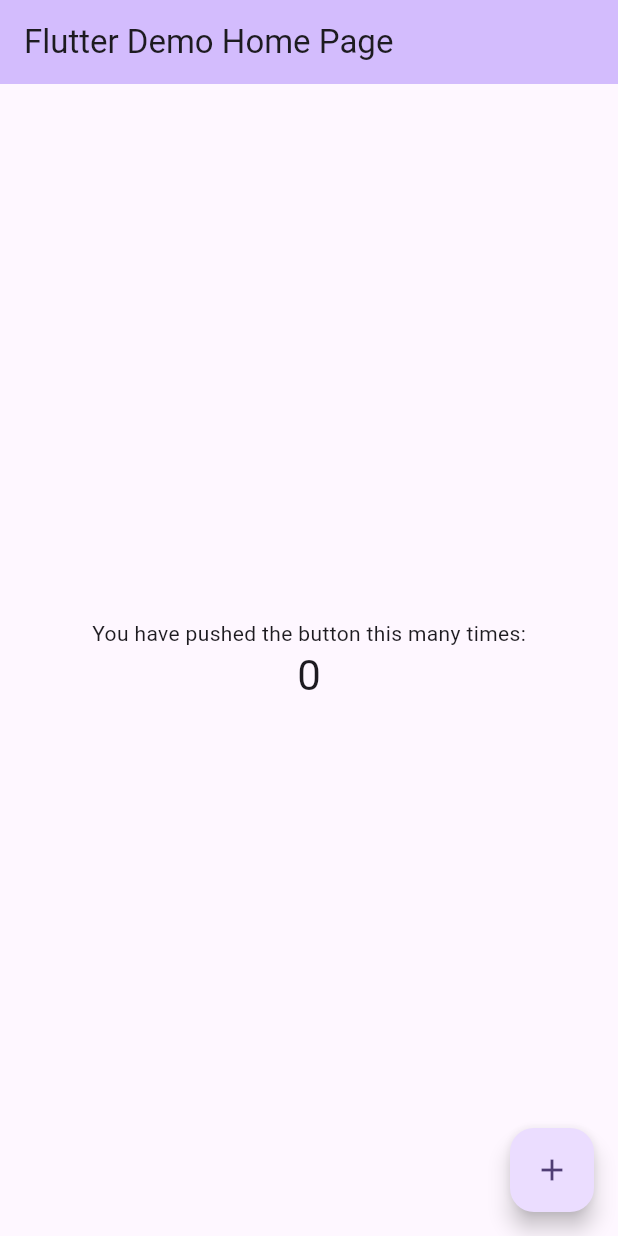
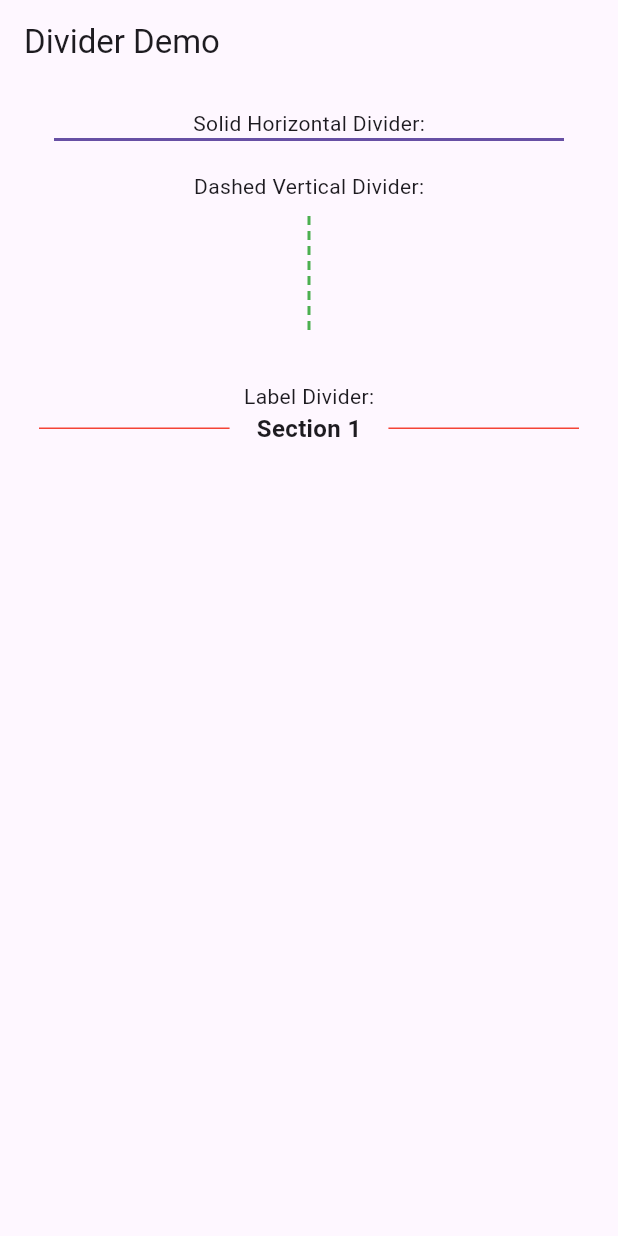
Before and after one commit to WensureJiao/MyDivider, a Flutter app: the screen it shows after launch, on a phone screen of 412 x 824 dp. Run offline on Flutter 3.47's test engine with Material 3 defaults, Android fonts, the phone set to English and light mode, and no system bars.

Commit message:
mydivider 最初版

```diff
--- a/lib/components/divider/divider.dart
+++ b/lib/components/divider/divider.dart
@@ -98,18 +98,29 @@ abstract class AppDividerBase extends StatelessWidget {
     );
   }
   //工厂构造函数，便捷创建带标签的分割线
-  // factory AppDividerBase.label({
-  //   TextStyle? textStyle,
-  //   required String label,
-  //   AppDividerDirections direction = AppDividerDirections.horizontal,
-  //   AppDividerStyles style = AppDividerStyles.solid,
-  //   double? thickness,
-  //   double? indent,
-  //   double? endIndent,
-  //   AppDividerColors color = AppDividerColors.mydefault,
-  // }) {
-  //   return LabelDivider(
-  //     //传递参数
-  //   );
-  // }
+  factory AppDividerBase.label({
+    TextStyle? textStyle,
+    required String label,
+    double? value,
+    AppDividerDirections direction = AppDividerDirections.horizontal,
+    AppDividerStyles style = AppDividerStyles.solid,
+    double? thickness,
+    double? indent,
+    double? endIndent,
+    AppDividerColors color = AppDividerColors.mydefault,
+  }) {
+    return LabelDivider(
+      label: label,
+      labelStyle: textStyle,
+      value: value,
+      direction: direction,
+      style: style,
+      thickness: thickness,
+      indent: indent,
+      endIndent: endIndent,
+      color: color,
+
+      //传递参数
+    );
+  }
 }
--- a/lib/components/divider/label_divider.dart
+++ b/lib/components/divider/label_divider.dart
@@ -1,2 +1,76 @@
-import 'package:divider_myself/components/divider/index.dart';
 import 'package:flutter/widgets.dart';
+import 'package:flutter/material.dart';
+import 'divider.dart';
+import 'normal_divider.dart';
+
+class LabelDivider extends AppDividerBase {
+  final String label; //标签
+  final TextStyle? labelStyle; //标签样式
+
+  const LabelDivider({
+    Key? key,
+    required this.label,
+    this.labelStyle,
+    double? value,
+    AppDividerDirections direction = AppDividerDirections.horizontal,
+    AppDividerStyles style = AppDividerStyles.solid,
+    double? thickness,
+    double? indent,
+    double? endIndent,
+    AppDividerColors color = AppDividerColors.mydefault,
+  }) : super(
+         key: key,
+         value: value,
+         direction: direction,
+         style: style,
+         thickness: thickness,
+         indent: indent,
+         endIndent: endIndent,
+         color: color,
+       );
+
+  @override
+  Widget build(BuildContext context) {
+    //direction转换为Axis,for Flex
+    final newdirection = switch (this.direction) {
+      AppDividerDirections.horizontal => Axis.horizontal,
+      AppDividerDirections.vertical => Axis.vertical,
+    };
+    return Flex(
+      direction: newdirection, //水平或垂直布局
+      children: [
+        Expanded(
+          child: NormalDivider(
+            direction: direction,
+            style: style,
+            thickness: thickness,
+            indent: indent,
+            endIndent: endIndent,
+            color: color,
+            value: value,
+          ),
+        ),
+        Padding(
+          padding: newdirection == Axis.horizontal
+              ? const EdgeInsets.symmetric(horizontal: 8.0)
+              : const EdgeInsets.symmetric(vertical: 8.0),
+          child: Text(
+            label,
+            style: labelStyle ?? TextStyle(color: getColor(context)),
+          ),
+        ),
+        Expanded(
+          child: NormalDivider(
+            direction: direction,
+            style: style,
+            thickness: thickness,
+            indent: indent,
+            endIndent: endIndent,
+            color: color,
+            value: value,
+          ),
+        ),
+      ],
+    );
+  }
+}
--- a/lib/main.dart
+++ b/lib/main.dart
@@ -1,122 +1,59 @@
 import 'package:flutter/material.dart';
 
+import 'components/divider/index.dart';
+
 void main() {
-  runApp(const MyApp());
+  runApp(DividerApp());
 }
 
-class MyApp extends StatelessWidget {
-  const MyApp({super.key});
-
-  // This widget is the root of your application.
+class DividerApp extends StatelessWidget {
   @override
   Widget build(BuildContext context) {
     return MaterialApp(
-      title: 'Flutter Demo',
-      theme: ThemeData(
-        // This is the theme of your application.
-        //
-        // TRY THIS: Try running your application with "flutter run". You'll see
-        // the application has a purple toolbar. Then, without quitting the app,
-        // try changing the seedColor in the colorScheme below to Colors.green
-        // and then invoke "hot reload" (save your changes or press the "hot
-        // reload" button in a Flutter-supported IDE, or press "r" if you used
-        // the command line to start the app).
-        //
-        // Notice that the counter didn't reset back to zero; the application
-        // state is not lost during the reload. To reset the state, use hot
-        // restart instead.
-        //
-        // This works for code too, not just values: Most code changes can be
-        // tested with just a hot reload.
-        colorScheme: ColorScheme.fromSeed(seedColor: Colors.deepPurple),
+      title: 'Divider Demo',
+      theme: ThemeData(primarySwatch: Colors.red),
+      home: Scaffold(
+        appBar: AppBar(title: Text('Divider Demo')),
+        body: Padding(
+          padding: const EdgeInsets.all(16.0),
+          child: Column(
+            crossAxisAlignment: CrossAxisAlignment.center, //居中对齐
+            children: [
+              Text('Solid Horizontal Divider:'),
+              AppDividerBase.horizontal(
+                style: AppDividerStyles.solid,
+                thickness: 2.0,
+                color: AppDividerColors.primary,
+                indent: 20.0,
+                endIndent: 20.0,
+              ),
+              SizedBox(height: 20),
+              Text('Dashed Vertical Divider:'),
+              SizedBox(
+                height: 100,
+                child: AppDividerBase.vertical(
+                  style: AppDividerStyles.dashed,
+                  thickness: 2.0,
+                  color: AppDividerColors.success,
+                  indent: 10.0,
+                  endIndent: 10.0,
+                ),
+              ),
+              SizedBox(height: 20),
+              Text('Label Divider:'),
+              AppDividerBase.label(
+                label: 'Section 1',
+                textStyle: TextStyle(fontSize: 16, fontWeight: FontWeight.bold),
+                style: AppDividerStyles.solid,
+                thickness: 1.0,
+                color: AppDividerColors.danger,
+                indent: 10.0,
+                endIndent: 10.0,
+              ),
+            ],
+          ),
+        ),
       ),
-      home: const MyHomePage(title: 'Flutter Demo Home Page'),
     );
   }
 }
-
-class MyHomePage extends StatefulWidget {
-  const MyHomePage({super.key, required this.title});
-
-  // This widget is the home page of your application. It is stateful, meaning
-  // that it has a State object (defined below) that contains fields that affect
-  // how it looks.
-
-  // This class is the configuration for the state. It holds the values (in this
-  // case the title) provided by the parent (in this case the App widget) and
-  // used by the build method of the State. Fields in a Widget subclass are
-  // always marked "final".
-
-  final String title;
-
-  @override
-  State<MyHomePage> createState() => _MyHomePageState();
-}
-
-class _MyHomePageState extends State<MyHomePage> {
-  int _counter = 0;
-
-  void _incrementCounter() {
-    setState(() {
-      // This call to setState tells the Flutter framework that something has
-      // changed in this State, which causes it to rerun the build method below
-      // so that the display can reflect the updated values. If we changed
-      // _counter without calling setState(), then the build method would not be
-      // called again, and so nothing would appear to happen.
-      _counter++;
-    });
-  }
-
-  @override
-  Widget build(BuildContext context) {
-    // This method is rerun every time setState is called, for instance as done
-    // by the _incrementCounter method above.
-    //
-    // The Flutter framework has been optimized to make rerunning build methods
-    // fast, so that you can just rebuild anything that needs updating rather
-    // than having to individually change instances of widgets.
-    return Scaffold(
-      appBar: AppBar(
-        // TRY THIS: Try changing the color here to a specific color (to
-        // Colors.amber, perhaps?) and trigger a hot reload to see the AppBar
-        // change color while the other colors stay the same.
-        backgroundColor: Theme.of(context).colorScheme.inversePrimary,
-        // Here we take the value from the MyHomePage object that was created by
-        // the App.build method, and use it to set our appbar title.
-        title: Text(widget.title),
-      ),
-      body: Center(
-        // Center is a layout widget. It takes a single child and positions it
-        // in the middle of the parent.
-        child: Column(
-          // Column is also a layout widget. It takes a list of children and
-          // arranges them vertically. By default, it sizes itself to fit its
-          // children horizontally, and tries to be as tall as its parent.
-          //
-          // Column has various properties to control how it sizes itself and
-          // how it positions its children. Here we use mainAxisAlignment to
-          // center the children vertically; the main axis here is the vertical
-          // axis because Columns are vertical (the cross axis would be
-          // horizontal).
-          //
-          // TRY THIS: Invoke "debug painting" (choose the "Toggle Debug Paint"
-          // action in the IDE, or press "p" in the console), to see the
-          // wireframe for each widget.
-          mainAxisAlignment: MainAxisAlignment.center,
-          children: <Widget>[
-            const Text('You have pushed the button this many times:'),
-            Text(
-              '$_counter',
-              style: Theme.of(context).textTheme.headlineMedium,
-            ),
-          ],
-        ),
-      ),
-      floatingActionButton: FloatingActionButton(
-        onPressed: _incrementCounter,
-        tooltip: 'Increment',
-        child: const Icon(Icons.add),
-      ), // This trailing comma makes auto-formatting nicer for build methods.
-    );
-  }
-}
```
Also changed, not shown: 1 other file.
